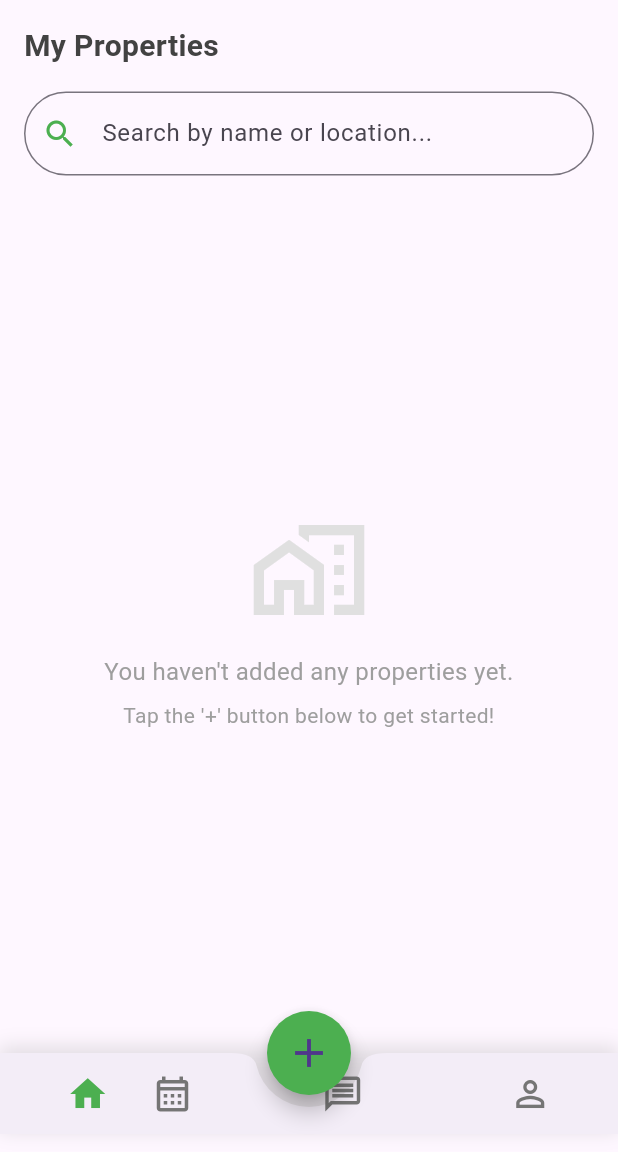
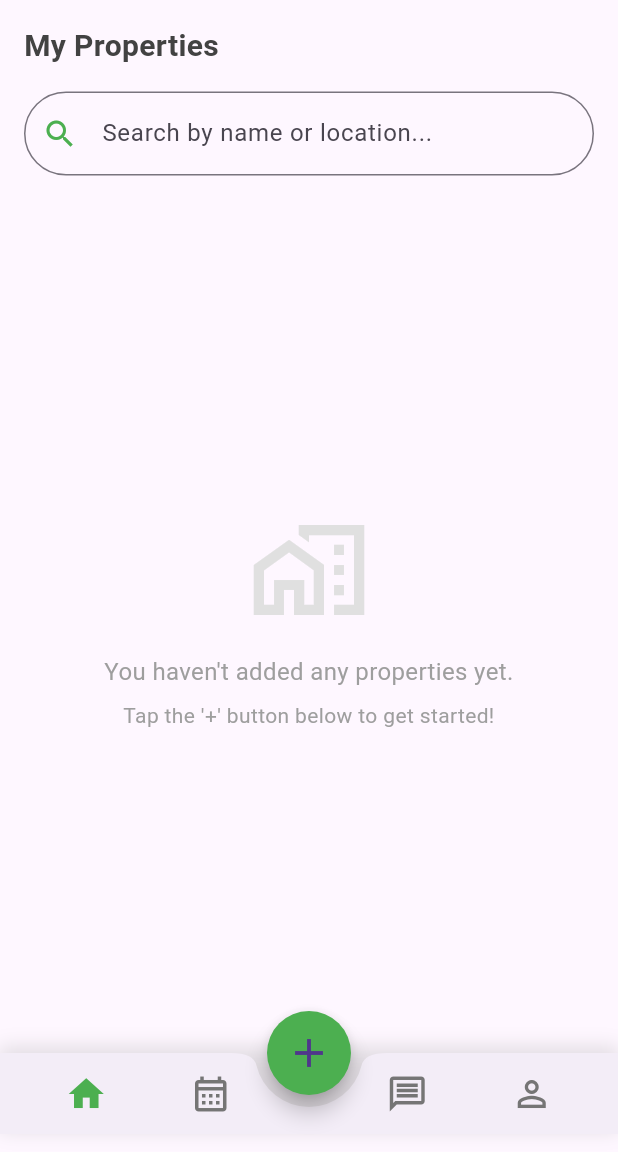
Before and after one commit to Sl4cK0TH/odiorent, a Flutter app: the LandlordHomeScreen screen opened by its route, on a phone screen of 412 x 824 dp, the part 84-1236 px from its top. Run offline on Flutter 3.47's test engine with Material 3 defaults, Android fonts, the phone set to English and light mode, and no system bars; our stand-ins replace chewie, cloud_firestore, firebase_auth, firebase_core, firebase_messaging, fluttertoast and 3 more; missing offline and left inert: cloudinary_public, video_compress; accounts and stored records are empty; network calls fail.

Commit message:
fix(ui): improve navigation and video player UX
Navigation Improvements:
- Renter: Move notifications to appbar, center bookings button
- Landlord: Fix button placement, add Messages appbar
- Improve badge positioning on both screens

Video Player Enhancement:
- Fix portrait video display with proper aspect ratio
- Add letterboxing/pillarboxing for all video orientations
- Eliminate pixelation issues

Updates:
- Update CHANGES.md with latest improvements

```diff
--- a/lib/screens/landlord/landlord_home_screen.dart
+++ b/lib/screens/landlord/landlord_home_screen.dart
@@ -420,18 +420,71 @@ class _LandlordHomeScreenState extends State<LandlordHomeScreen> {
       future: _dbService.getUserChats(_currentUserId!),
       builder: (context, snapshot) {
         if (snapshot.connectionState == ConnectionState.waiting) {
-          return const Center(child: CircularProgressIndicator(color: primaryGreen));
+          return CustomScrollView(
+            slivers: [
+              SliverAppBar(
+                automaticallyImplyLeading: false,
+                pinned: true,
+                backgroundColor: lightGreen,
+                title: const Text(
+                  'Messages',
+                  style: TextStyle(
+                    color: Colors.white,
+                    fontWeight: FontWeight.bold,
+                    fontSize: 24,
+                  ),
+                ),
+              ),
+              const SliverFillRemaining(
+                child: Center(child: CircularProgressIndicator(color: primaryGreen)),
+              ),
+            ],
+          );
         }
 
         if (snapshot.hasError) {
-          return Center(
+          return CustomScrollView(
+            slivers: [
+              SliverAppBar(
+                automaticallyImplyLeading: false,
+                pinned: true,
+                backgroundColor: lightGreen,
+                title: const Text(
+                  'Messages',
+                  style: TextStyle(
+                    color: Colors.white,
+                    fontWeight: FontWeight.bold,
+                    fontSize: 24,
+                  ),
+                ),
+              ),
+              SliverFillRemaining(
+                child: Center(
                   child: Text('Error loading chats: ${snapshot.error}'),
+                ),
+              ),
+            ],
           );
         }
 
         final chatsData = snapshot.data ?? [];
         if (chatsData.isEmpty) {
-          return SafeArea(
+          return CustomScrollView(
+            slivers: [
+              SliverAppBar(
+                automaticallyImplyLeading: false,
+                pinned: true,
+                backgroundColor: lightGreen,
+                title: const Text(
+                  'Messages',
+                  style: TextStyle(
+                    color: Colors.white,
+                    fontWeight: FontWeight.bold,
+                    fontSize: 24,
+                  ),
+                ),
+              ),
+              SliverFillRemaining(
                 child: Center(
                   child: Column(
                     mainAxisAlignment: MainAxisAlignment.center,
@@ -450,6 +503,8 @@ class _LandlordHomeScreenState extends State<LandlordHomeScreen> {
                     ],
                   ),
                 ),
+              ),
+            ],
           );
         }
 
@@ -457,20 +512,36 @@ class _LandlordHomeScreenState extends State<LandlordHomeScreen> {
           return Chat.fromMap(data, _currentUserId!);
         }).toList();
 
-        return SafeArea(
-          child: RefreshIndicator(
+        return RefreshIndicator(
           onRefresh: () async {
             setState(() {}); // Trigger rebuild
           },
           color: primaryGreen,
-            child: ListView.builder(
-              padding: const EdgeInsets.symmetric(vertical: 8),
-              itemCount: chats.length,
-              itemBuilder: (context, index) {
+          child: CustomScrollView(
+            slivers: [
+              SliverAppBar(
+                automaticallyImplyLeading: false,
+                pinned: true,
+                backgroundColor: lightGreen,
+                title: const Text(
+                  'Messages',
+                  style: TextStyle(
+                    color: Colors.white,
+                    fontWeight: FontWeight.bold,
+                    fontSize: 24,
+                  ),
+                ),
+              ),
+              SliverList(
+                delegate: SliverChildBuilderDelegate(
+                  (context, index) {
                     final chat = chats[index];
                     return _buildChatTile(chat);
                   },
+                  childCount: chats.length,
                 ),
+              ),
+            ],
           ),
         );
       },
@@ -563,7 +634,7 @@ class _LandlordHomeScreenState extends State<LandlordHomeScreen> {
         shape: const CircularNotchedRectangle(),
         notchMargin: 8,
         child: Row(
-          mainAxisAlignment: MainAxisAlignment.spaceAround,
+          mainAxisAlignment: MainAxisAlignment.spaceEvenly,
           children: [
             _buildNavItem(icon: Icons.home_outlined, activeIcon: Icons.home, index: 0),
             _buildNavItemWithBadge(
@@ -571,8 +642,8 @@ class _LandlordHomeScreenState extends State<LandlordHomeScreen> {
               activeIcon: Icons.calendar_month,
               index: 1,
             ),
+            const SizedBox(width: 48), // The gap for the FAB
             _buildNavItem(icon: Icons.message_outlined, activeIcon: Icons.message, index: 2),
-            const SizedBox(width: 40), // The gap for the FAB
             _buildNavItem(icon: Icons.person_outline, activeIcon: Icons.person, index: 3),
           ],
         ),
@@ -620,23 +691,21 @@ class _LandlordHomeScreenState extends State<LandlordHomeScreen> {
           stream: _dbService.streamPendingBookingsCount(_currentUserId ?? ''),
           builder: (context, snapshot) {
             final count = snapshot.data ?? 0;
-            return Stack(
+            return Column(
+              mainAxisAlignment: MainAxisAlignment.center,
+              children: [
+                Stack(
                   clipBehavior: Clip.none,
-              children: [
-                Column(
-                  mainAxisAlignment: MainAxisAlignment.center,
                   children: [
                     Icon(
                       isSelected ? activeIcon : icon,
                       color: isSelected ? primaryGreen : Colors.grey[600],
                       size: 28,
                     ),
-                  ],
-                ),
                     if (count > 0)
                       Positioned(
-                    right: 0,
-                    top: 0,
+                        right: -5,
+                        top: -5,
                         child: Container(
                           padding: const EdgeInsets.all(4),
                           decoration: const BoxDecoration(
@@ -657,6 +726,8 @@ class _LandlordHomeScreenState extends State<LandlordHomeScreen> {
                             textAlign: TextAlign.center,
                           ),
                         ),
+                      ),
+                  ],
                 ),
               ],
             );
--- a/lib/widgets/video_player_widget.dart
+++ b/lib/widgets/video_player_widget.dart
@@ -124,10 +124,16 @@ class _VideoPlayerWidgetState extends State<VideoPlayerWidget> {
     }
 
     return Stack(
+      alignment: Alignment.center,
       children: [
-        AspectRatio(
-          aspectRatio: _videoPlayerController.value.aspectRatio,
-          child: Chewie(controller: _chewieController!),
+        Container(
+          color: Colors.black,
+          child: Center(
+            child: AspectRatio(
+              aspectRatio: _videoPlayerController.value.aspectRatio,
+              child: Chewie(controller: _chewieController!),
+            ),
+          ),
         ),
         if (widget.showLikeButton && _currentUserId != null)
           Positioned(
```
Also changed, not shown: 1 other file. Lines whose indentation alone changed are shown as unchanged.
